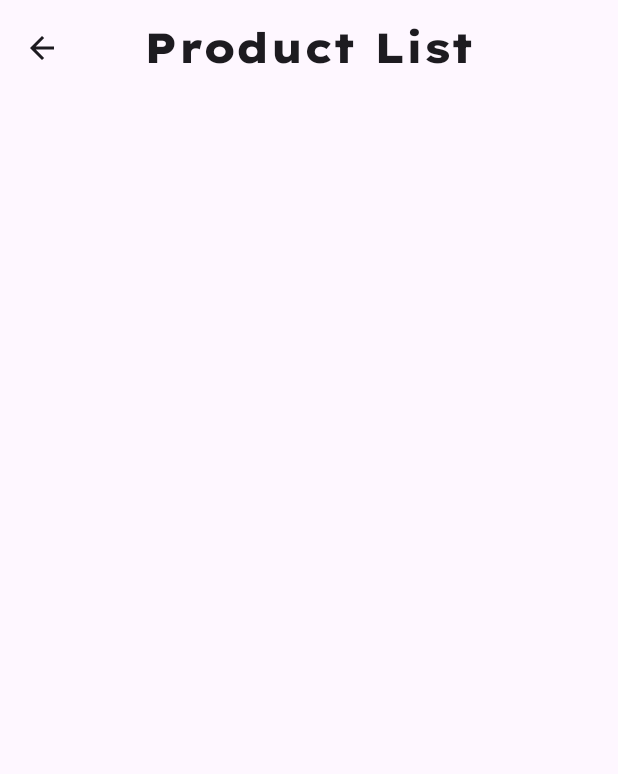
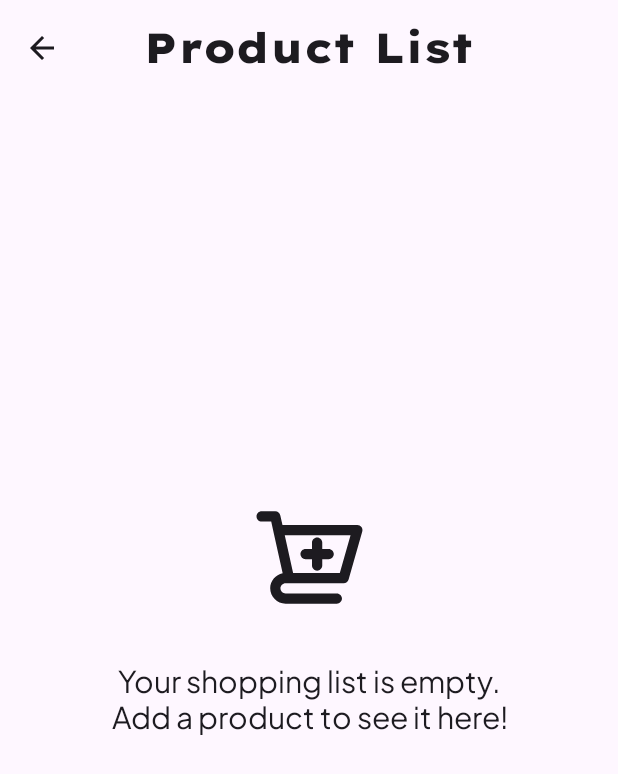
Before and after one commit to nicolasCristaldo/shopping_list_android_compose, an Android app built with Jetpack Compose: the screen it shows after launch (MainActivity), after a tap on "Product List", on a phone screen of 412 x 824 dp. Shown: the top 774 px of the screen. Run offline under Robolectric (Android 15) with nearby library versions, the phone set to English and light mode, and no system bars.

Commit message:
empty list screen added

```diff
--- a/app/src/main/java/com/nicolascristaldo/shoppinglist/ui/components/ShoppingListTopAppBar.kt
+++ b/app/src/main/java/com/nicolascristaldo/shoppinglist/ui/components/ShoppingListTopAppBar.kt
@@ -25,7 +25,7 @@ fun ShoppingListTopAppBar(
         title = {
             Text(
                 text = title,
-                style = MaterialTheme.typography.displaySmall
+                style = MaterialTheme.typography.displayMedium
             )
         },
         navigationIcon = {
--- a/app/src/main/java/com/nicolascristaldo/shoppinglist/ui/screens/home/HomeScreen.kt
+++ b/app/src/main/java/com/nicolascristaldo/shoppinglist/ui/screens/home/HomeScreen.kt
@@ -11,12 +11,9 @@ import androidx.compose.ui.Modifier
 import androidx.compose.ui.res.dimensionResource
 import androidx.compose.ui.res.stringResource
 import androidx.compose.ui.tooling.preview.Preview
-import androidx.navigation.NavHostController
 import com.nicolascristaldo.shoppinglist.R
 import com.nicolascristaldo.shoppinglist.ui.components.AppButton
 import com.nicolascristaldo.shoppinglist.ui.navigation.NavDestination
-import com.nicolascristaldo.shoppinglist.ui.screens.list.ListDestination
-import com.nicolascristaldo.shoppinglist.ui.screens.product.add.AddProductDestination
 
 object HomeDestination: NavDestination {
     override val route: String = "home"
@@ -36,9 +33,8 @@ fun HomeScreen(
     ) {
         Text(
             text = stringResource(id = R.string.app_name),
-            style = MaterialTheme.typography.displayMedium,
-            modifier = Modifier
-                .padding(bottom = dimensionResource(id = R.dimen.large_padding))
+            style = MaterialTheme.typography.displayLarge,
+            modifier = Modifier.padding(bottom = dimensionResource(id = R.dimen.large_padding))
         )
 
         AppButton(
--- a/app/src/main/java/com/nicolascristaldo/shoppinglist/ui/screens/list/ListScreen.kt
+++ b/app/src/main/java/com/nicolascristaldo/shoppinglist/ui/screens/list/ListScreen.kt
@@ -1,28 +1,16 @@
 package com.nicolascristaldo.shoppinglist.ui.screens.list
 
-import androidx.compose.foundation.layout.Arrangement
 import androidx.compose.foundation.layout.PaddingValues
-import androidx.compose.foundation.layout.Row
 import androidx.compose.foundation.layout.fillMaxSize
-import androidx.compose.foundation.layout.fillMaxWidth
 import androidx.compose.foundation.lazy.LazyColumn
 import androidx.compose.foundation.lazy.items
-import androidx.compose.foundation.shape.CutCornerShape
-import androidx.compose.material.icons.Icons
-import androidx.compose.material.icons.filled.Edit
-import androidx.compose.material3.Button
-import androidx.compose.material3.Icon
 import androidx.compose.material3.Scaffold
-import androidx.compose.material3.Text
 import androidx.compose.runtime.Composable
 import androidx.compose.runtime.collectAsState
 import androidx.compose.runtime.getValue
-import androidx.compose.ui.Alignment
 import androidx.compose.ui.Modifier
-import androidx.compose.ui.res.dimensionResource
 import androidx.compose.ui.res.stringResource
 import androidx.compose.ui.tooling.preview.Preview
-import androidx.compose.ui.unit.dp
 import androidx.lifecycle.viewmodel.compose.viewModel
 import androidx.navigation.NavHostController
 import com.nicolascristaldo.shoppinglist.R
@@ -31,6 +19,7 @@ import com.nicolascristaldo.shoppinglist.model.Product
 import com.nicolascristaldo.shoppinglist.ui.AppViewModelProvider
 import com.nicolascristaldo.shoppinglist.ui.components.ShoppingListTopAppBar
 import com.nicolascristaldo.shoppinglist.ui.navigation.NavDestination
+import com.nicolascristaldo.shoppinglist.ui.screens.list.components.EmptyListScreen
 import com.nicolascristaldo.shoppinglist.ui.screens.list.components.ProductCard
 
 object ListDestination : NavDestination {
@@ -70,16 +59,18 @@ fun ListScreenBody(
     contentPadding: PaddingValues,
     modifier: Modifier = Modifier
 ) {
+    if (productList.isEmpty()) {
+        EmptyListScreen(modifier = Modifier.fillMaxSize())
+    } else {
         LazyColumn(
             contentPadding = contentPadding
         ) {
             items(items = productList, key = { it.id }) { product ->
-
                 ProductCard(
                     product = product,
                     navigateToEdit = navigateToEdit
                 )
-
+            }
         }
     }
 }
--- /dev/null
+++ b/app/src/main/java/com/nicolascristaldo/shoppinglist/ui/screens/list/components/EmptyListScreen.kt
@@ -0,0 +1,43 @@
+package com.nicolascristaldo.shoppinglist.ui.screens.list.components
+
+import androidx.compose.foundation.layout.Arrangement
+import androidx.compose.foundation.layout.Column
+import androidx.compose.foundation.layout.Spacer
+import androidx.compose.foundation.layout.height
+import androidx.compose.foundation.layout.size
+import androidx.compose.material3.Icon
+import androidx.compose.material3.MaterialTheme
+import androidx.compose.material3.Text
+import androidx.compose.runtime.Composable
+import androidx.compose.ui.Alignment
+import androidx.compose.ui.Modifier
+import androidx.compose.ui.res.dimensionResource
+import androidx.compose.ui.res.painterResource
+import androidx.compose.ui.res.stringResource
+import androidx.compose.ui.text.style.TextAlign
+import com.nicolascristaldo.shoppinglist.R
+
+@Composable
+fun EmptyListScreen(
+    modifier: Modifier = Modifier
+) {
+    Column(
+        horizontalAlignment = Alignment.CenterHorizontally,
+        verticalArrangement = Arrangement.Center,
+        modifier = modifier
+    ) {
+        Icon(
+            painter = painterResource(id = R.drawable.ic_add_product),
+            contentDescription = null,
+            modifier = Modifier.size(dimensionResource(id = R.dimen.icon_large_size))
+        )
+
+        Spacer(modifier = Modifier.height(dimensionResource(id = R.dimen.extra_large_padding)))
+
+        Text(
+            text = stringResource(id = R.string.empty_list),
+            style = MaterialTheme.typography.displaySmall,
+            textAlign = TextAlign.Center
+        )
+    }
+}
--- a/app/src/main/java/com/nicolascristaldo/shoppinglist/ui/screens/product/components/DetailsInputForm.kt
+++ b/app/src/main/java/com/nicolascristaldo/shoppinglist/ui/screens/product/components/DetailsInputForm.kt
@@ -46,7 +46,7 @@ fun DetailsInputForm(
         OutlinedTextField(
             value = productDetails.name,
             onValueChange = {
-                if(isValidLength(it)) onValueChange(productDetails.copy(name = it))
+                if (isValidLength(it)) onValueChange(productDetails.copy(name = it))
             },
             label = {
                 Text(
@@ -63,7 +63,7 @@ fun DetailsInputForm(
             keyboardOptions = KeyboardOptions(keyboardType = KeyboardType.Decimal),
             value = productDetails.price,
             onValueChange = {
-                if(isValidLength(it) && isValidPrice(it)) {
+                if (isValidLength(it) && isValidPrice(it)) {
                     onValueChange(productDetails.copy(price = it))
                 }
             },
--- a/app/src/main/java/com/nicolascristaldo/shoppinglist/ui/theme/Type.kt
+++ b/app/src/main/java/com/nicolascristaldo/shoppinglist/ui/theme/Type.kt
@@ -20,7 +20,7 @@ val PlusJakartaSans = FontFamily(
 
 // Set of Material typography styles to start with
 val Typography = Typography(
-    displayMedium = TextStyle(
+    displayLarge = TextStyle(
         fontFamily = LexendExa,
         fontWeight = FontWeight.ExtraBold,
         fontSize = 36.sp,
@@ -28,11 +28,18 @@ val Typography = Typography(
         letterSpacing = 0.5.sp
     ),
 
-    displaySmall = TextStyle(
+    displayMedium = TextStyle(
         fontFamily = LexendExa,
         fontWeight = FontWeight.ExtraBold,
         fontSize = 28.sp,
         lineHeight = 30.sp
+    ),
+
+    displaySmall = TextStyle(
+        fontFamily = PlusJakartaSans,
+        fontWeight = FontWeight.Normal,
+        fontSize = 20.sp,
+        lineHeight = 24.sp
     ),
 
     bodyLarge = TextStyle(
@@ -55,21 +62,5 @@ val Typography = Typography(
         fontWeight = FontWeight.Light,
         fontSize = 12.sp,
         lineHeight = 16.sp
-    ),
-    /* Other default text styles to override
-    titleLarge = TextStyle(
-        fontFamily = FontFamily.Default,
-        fontWeight = FontWeight.Normal,
-        fontSize = 22.sp,
-        lineHeight = 28.sp,
-        letterSpacing = 0.sp
-    ),
-    labelSmall = TextStyle(
-        fontFamily = FontFamily.Default,
-        fontWeight = FontWeight.Medium,
-        fontSize = 11.sp,
-        lineHeight = 16.sp,
-        letterSpacing = 0.5.sp
     )
-    */
 )
--- /dev/null
+++ b/app/src/main/res/drawable/ic_add_product.xml
@@ -0,0 +1,12 @@
+<vector xmlns:android="http://schemas.android.com/apk/res/android"
+    android:width="32dp"
+    android:height="32dp"
+    android:viewportWidth="32"
+    android:viewportHeight="32">
+  <path
+      android:fillColor="#FF000000"
+      android:pathData="m29.548,6.806h-21.201l-0.609,-2.734c-0.147,-0.664 -0.736,-1.137 -1.417,-1.137h-3.871c-0.801,0 -1.452,0.65 -1.452,1.452s0.65,1.452 1.452,1.452h2.707l0.602,2.707c0.004,0.02 0.009,0.039 0.013,0.058l2.629,11.835c-2.009,0.386 -3.532,2.152 -3.532,4.272 0,2.401 1.953,4.355 4.355,4.355h14.516c0.801,0 1.452,-0.65 1.452,-1.452 0,-0.801 -0.65,-1.452 -1.452,-1.452h-14.516c-0.8,0 -1.452,-0.651 -1.452,-1.452s0.651,-1.452 1.452,-1.452h16.452c0.648,0 1.217,-0.43 1.396,-1.053l3.871,-13.548c0.125,-0.438 0.038,-0.909 -0.237,-1.273 -0.274,-0.364 -0.703,-0.577 -1.159,-0.577zM24.582,20.355h-13.224l-2.365,-10.645h18.631z"/>
+  <path
+      android:fillColor="#FF000000"
+      android:pathData="m14.893,16.484h1.815v1.815c0,0.801 0.65,1.452 1.452,1.452 0.801,0 1.452,-0.65 1.452,-1.452v-1.815h1.815c0.801,0 1.452,-0.65 1.452,-1.452 0,-0.801 -0.65,-1.452 -1.452,-1.452h-1.815v-1.815c0,-0.801 -0.65,-1.452 -1.452,-1.452 -0.801,0 -1.452,0.65 -1.452,1.452v1.815h-1.815c-0.801,0 -1.452,0.65 -1.452,1.452 0,0.801 0.65,1.452 1.452,1.452z"/>
+</vector>
--- a/app/src/main/res/values/dimens.xml
+++ b/app/src/main/res/values/dimens.xml
@@ -7,4 +7,6 @@
     <dimen name="large_padding">16dp</dimen>
     <dimen name="extra_large_padding">32dp</dimen>
 
+    <dimen name="icon_large_size">75dp</dimen>
+
 </resources>
--- a/app/src/main/res/values/strings.xml
+++ b/app/src/main/res/values/strings.xml
@@ -7,6 +7,9 @@
 
     <string name="back_button">Back Button</string>
     <string name="edit_button">Edit Button</string>
+
+    <string name="empty_list">Your shopping list is empty.\nAdd a product to see it here!</string>
+
 
     <!--  Categories  -->
     <string name="category_electronics">Electronics</string>
```
Also changed, not shown: app/src/main/java/com/nicolascristaldo/shoppinglist/ui/components/CategoryIcon.kt (added, +49 -0 lines), app/src/main/java/com/nicolascristaldo/shoppinglist/ui/screens/list/components/ProductCard.kt (+16 -4 lines), app/src/main/res/values/colors.xml (+9 -9 lines). Lines whose indentation alone changed are shown as unchanged.
